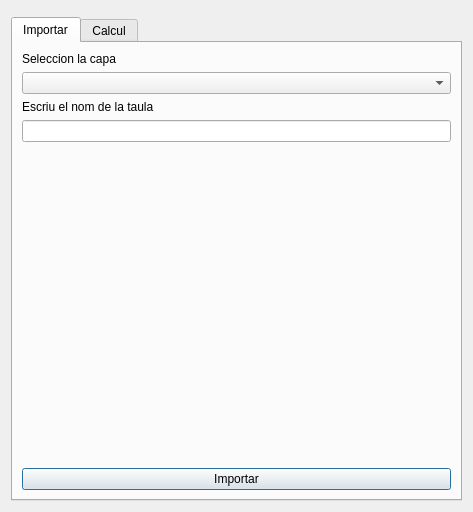
Above: geocode_aspb_dialog_base.ui from psigcat/geocode_bcn_aspb before the change. Below: the same form after it.
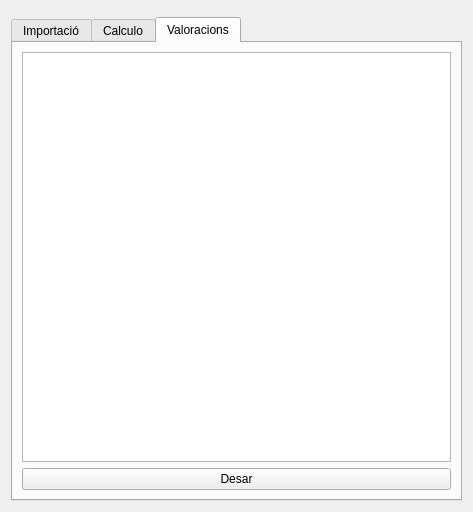
That is the form after the change. The open tabs and pages were chosen to show the change. Custom widgets are drawn as their Qt base class.

Commit message: add tab for results with table showing registers, see #6

What changed in the file:
```diff
--- a/geocode_aspb_dialog_base.ui
+++ b/geocode_aspb_dialog_base.ui
@@ -31,7 +31,7 @@
      </property>
      <widget class="QWidget" name="tab">
       <attribute name="title">
-       <string>Importar</string>
+       <string>Importació</string>
       </attribute>
       <layout class="QVBoxLayout" name="verticalLayout_3">
        <item>
@@ -110,7 +110,7 @@
      </widget>
      <widget class="QWidget" name="tab_2">
       <attribute name="title">
-       <string>Calcul</string>
+       <string>Calculo</string>
       </attribute>
       <layout class="QVBoxLayout" name="verticalLayout_4">
        <item>
@@ -233,6 +233,29 @@
        </item>
       </layout>
      </widget>
+     <widget class="QWidget" name="tab_result">
+      <attribute name="title">
+       <string>Valoracions</string>
+      </attribute>
+      <layout class="QVBoxLayout" name="verticalLayout">
+       <item>
+        <widget class="QTableView" name="table_results"/>
+       </item>
+       <item>
+        <widget class="QPushButton" name="save_button">
+         <property name="sizePolicy">
+          <sizepolicy hsizetype="Expanding" vsizetype="Fixed">
+           <horstretch>0</horstretch>
+           <verstretch>0</verstretch>
+          </sizepolicy>
+         </property>
+         <property name="text">
+          <string>Desar</string>
+         </property>
+        </widget>
+       </item>
+      </layout>
+     </widget>
     </widget>
    </item>
   </layout>
```
Left out of the diff: 10 changed lines with no effect on the pictures. The commit also changes 1 other file.
